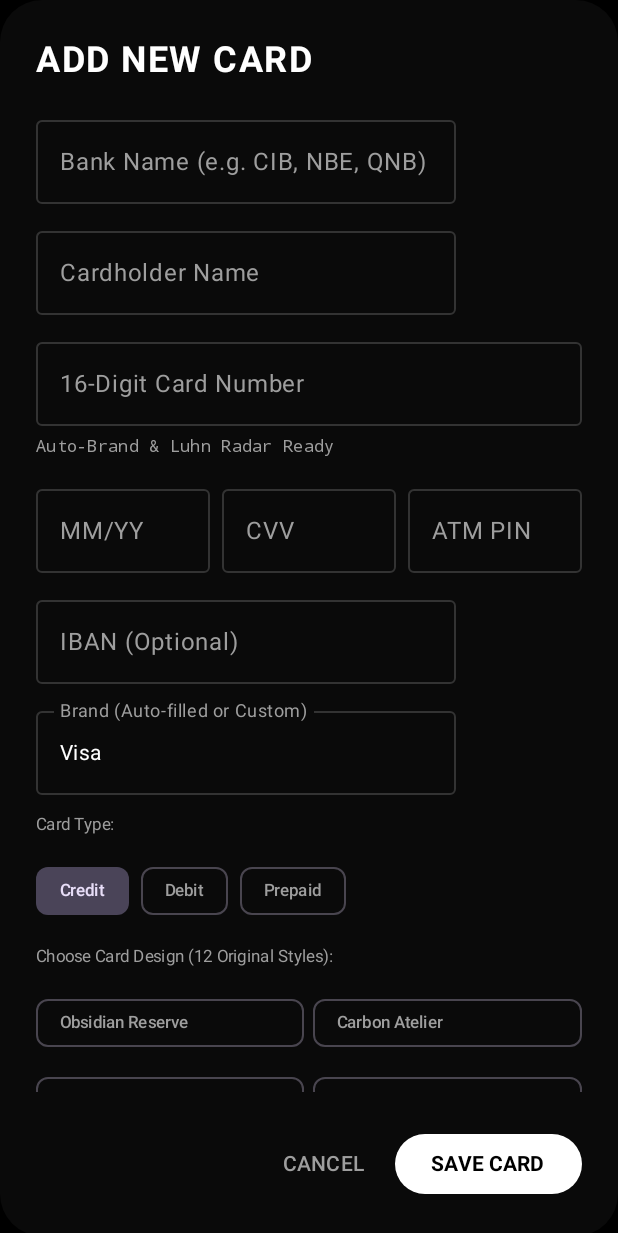
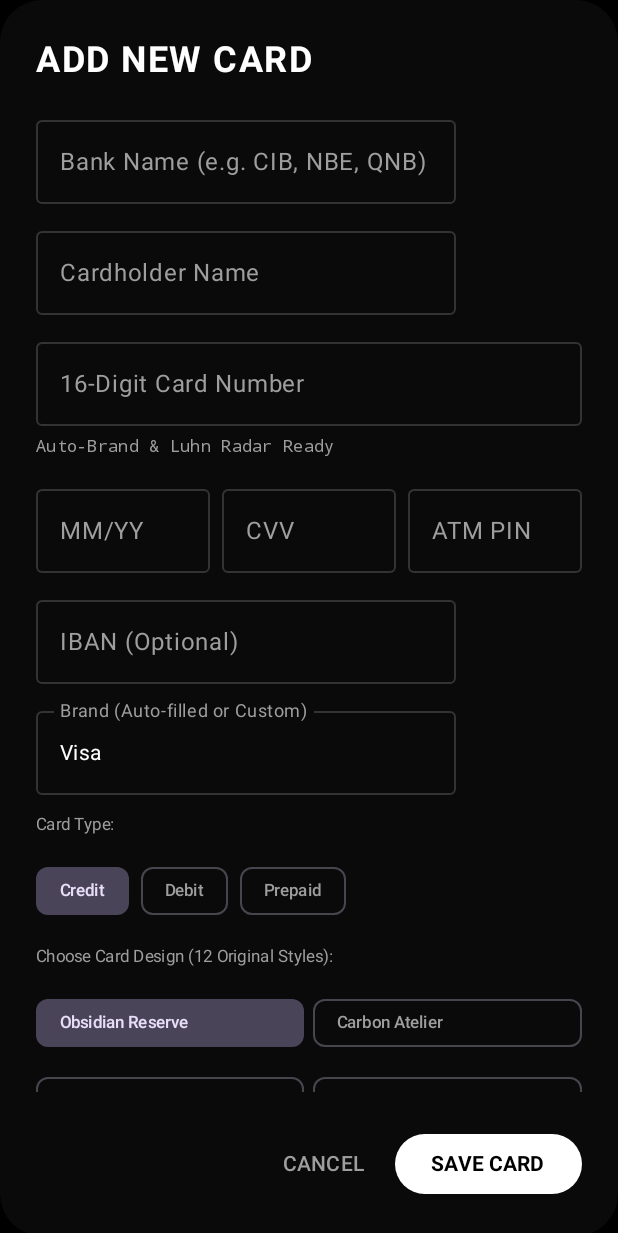
Before and after one commit to ahmedbadrnote-code/CardVault-Offline, an Android app built with Jetpack Compose: the composable CardFormDialog called with empty values, on a phone screen of 412 x 824 dp. Shown: the top 1233 px of the screen. Run offline under Robolectric (Android 15) with nearby library versions, the phone set to English and light mode, and no system bars; 2 statements that could not run were skipped.

Commit message:
Complete the new card finish styling integration

```diff
--- a/app/src/main/java/com/secure/cardvault/ui/CardFormDialog.kt
+++ b/app/src/main/java/com/secure/cardvault/ui/CardFormDialog.kt
@@ -34,7 +34,7 @@ fun CardFormDialog(
     var atmPin by remember { mutableStateOf(existingCard?.atmPin ?: "") }
     var cardType by remember { mutableStateOf(existingCard?.cardType ?: "Credit") }
     var brand by remember { mutableStateOf(existingCard?.brand ?: "Visa") }
-    var themeContrast by remember { mutableStateOf(existingCard?.themeContrast ?: "Pitch Black") }
+    var themeContrast by remember { mutableStateOf(existingCard?.themeContrast?.takeIf { name -> AllCardFinishes.any { it.equals(name, ignoreCase = true) } } ?: "Obsidian Reserve") }
     var notes by remember { mutableStateOf(existingCard?.notes ?: "") }
 
     val autoDetectedBrand = remember(cardNumber) { detectCardBrandAutomatically(cardNumber) }
```
